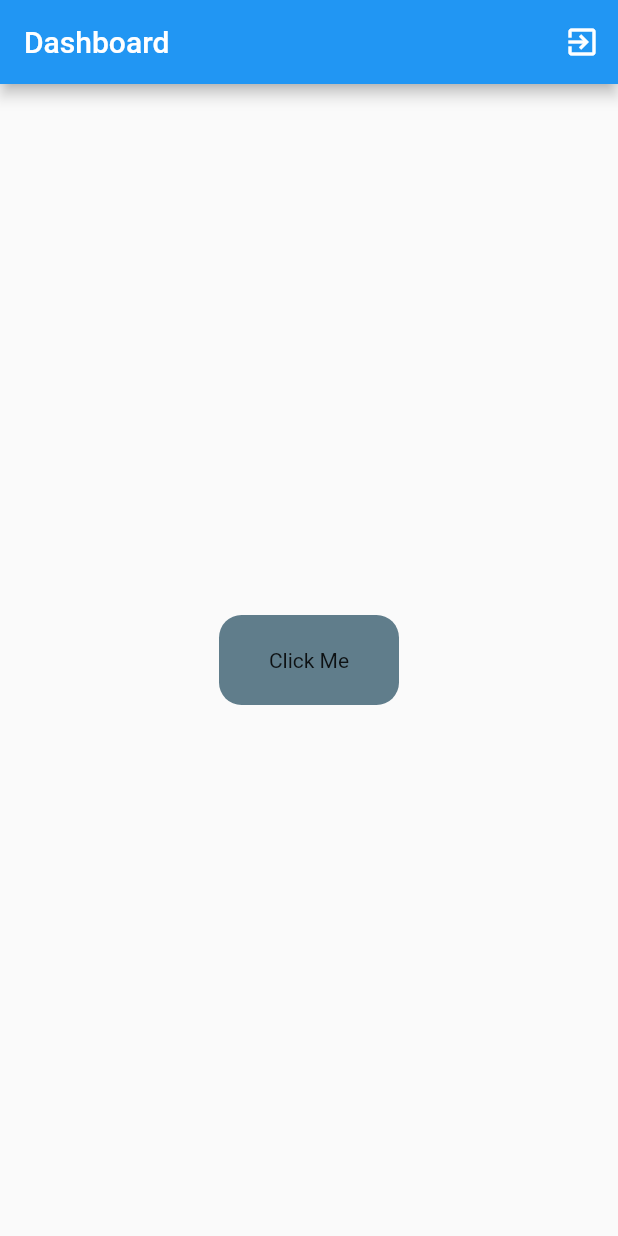
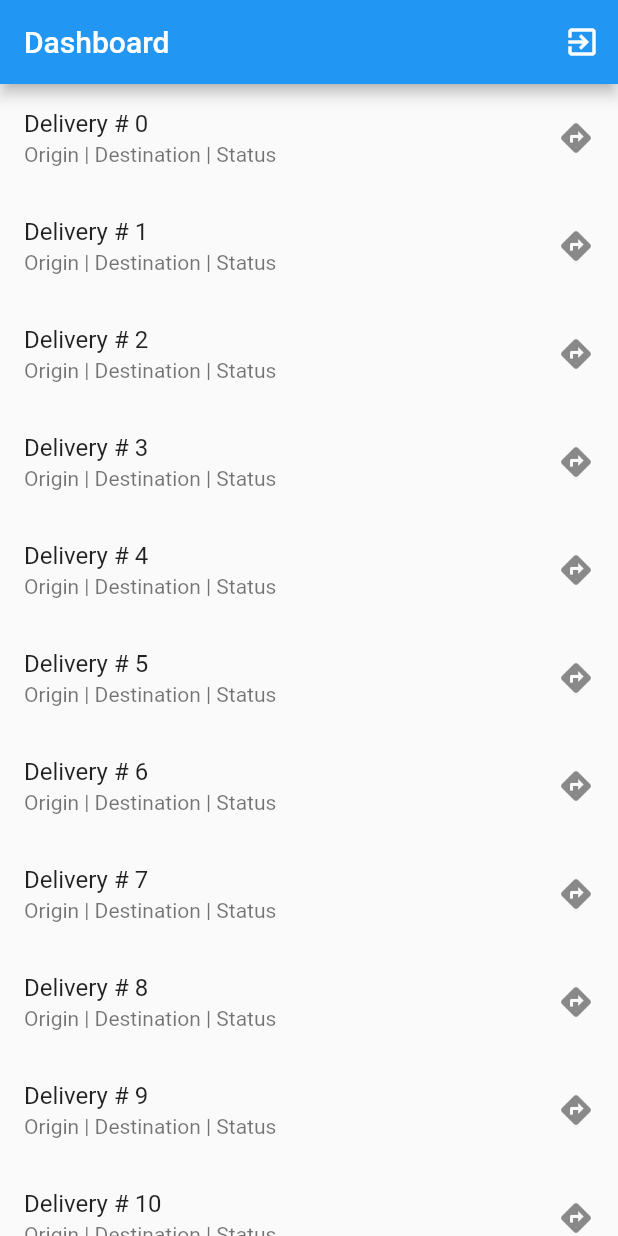
Before and after one commit to jed-macarilay/inventory-tracking-application, a Flutter app: the Dashboard screen opened directly, on a phone screen of 412 x 824 dp. Run offline on Flutter 3.47's test engine with Material 2 defaults, Android fonts, the phone set to English and light mode, and no system bars; our stand-ins replace google_maps_flutter, shared_preferences; missing offline and left inert: flutter_polyline_points; accounts and stored records are empty.

Commit message:
update Dashboard

```diff
--- a/lib/screens/dashboard.dart
+++ b/lib/screens/dashboard.dart
@@ -11,6 +11,8 @@ class Dashboard extends StatefulWidget {
 }
 
 class _DashboardState extends State<Dashboard> {
+  final List<String> deliveries = List<String>.generate(10000, (i) => 'Item $i');
+
   @override
   Widget build(BuildContext context) {
     return Scaffold(
@@ -28,21 +30,25 @@ class _DashboardState extends State<Dashboard> {
           ),
         ],
       ),
-      body: new Center(child: GestureDetector(
-          onTap: () {
-            Navigator.of(context).pushAndRemoveUntil(MaterialPageRoute(builder: (context)=>Map()), (route) => false);
-          },
-          child: Container(
-            height: 60.0,
-            width: 120.0,
-            padding: EdgeInsets.all(10.0),
-            decoration: BoxDecoration(
-              color: Colors.blueGrey,
-              borderRadius: BorderRadius.circular(15.0),
+      body: ListView.builder(
+        itemCount: deliveries.length,
+        itemBuilder: (context, index) {
+          return ListTile(
+            title: Text('Delivery # $index'),
+            subtitle: Row(
+              children: [
+                Text('Origin | '),
+                Text('Destination | '),
+                Text('Status'),
+              ],
             ),
-            child: Center(child: Text('Click Me')),
-          )
-      )),
+            trailing: Icon(Icons.directions),
+            onTap: () {
+              Navigator.of(context).pushAndRemoveUntil(MaterialPageRoute(builder: (context)=>Map()), (route) => false);
+            },
+          );
+        },
+      ),
     );
   }
 }
```
